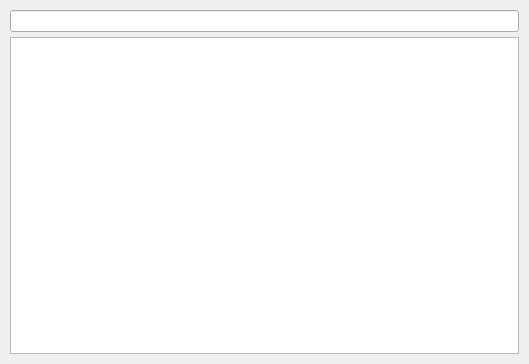
Before: the Qt Designer form src/gui/widget/RawBodyWidget/RawBodyWidget.ui in xarbit/getit, drawn with Qt 5.
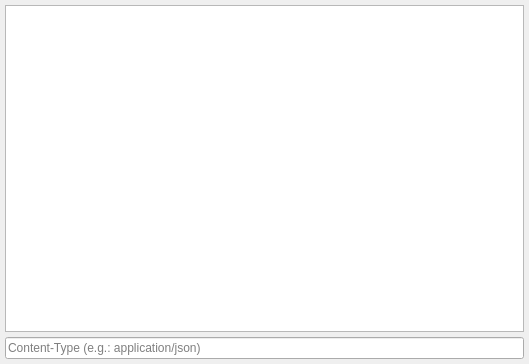
After: the same form once the commit is applied.

Diff of the .ui file:
```diff
--- a/src/gui/widget/RawBodyWidget/RawBodyWidget.ui
+++ b/src/gui/widget/RawBodyWidget/RawBodyWidget.ui
@@ -13,23 +13,6 @@
   <property name="windowTitle">
    <string>Form</string>
   </property>
-  <layout class="QGridLayout" name="gridLayout">
-   <property name="leftMargin">
-    <number>5</number>
-   </property>
-   <property name="topMargin">
-    <number>5</number>
-   </property>
-   <property name="rightMargin">
-    <number>5</number>
-   </property>
-   <property name="bottomMargin">
-    <number>5</number>
-   </property>
-   <property name="spacing">
-    <number>5</number>
-   </property>
-   <item row="0" column="0">
     <layout class="QVBoxLayout" name="verticalLayout">
      <property name="spacing">
       <number>5</number>
@@ -46,13 +29,18 @@
      <property name="bottomMargin">
       <number>5</number>
      </property>
-     <item>
-      <widget class="QLineEdit" name="contentType"/>
-     </item>
      <item>
       <widget class="QTextEdit" name="rawBody"/>
      </item>
-    </layout>
+   <item>
+    <widget class="QLineEdit" name="contentType">
+     <property name="autoFillBackground">
+      <bool>false</bool>
+     </property>
+     <property name="placeholderText">
+      <string>Content-Type (e.g.: application/json)</string>
+     </property>
+    </widget>
    </item>
   </layout>
  </widget>
```
Lines whose indentation alone changed are shown as unchanged.
